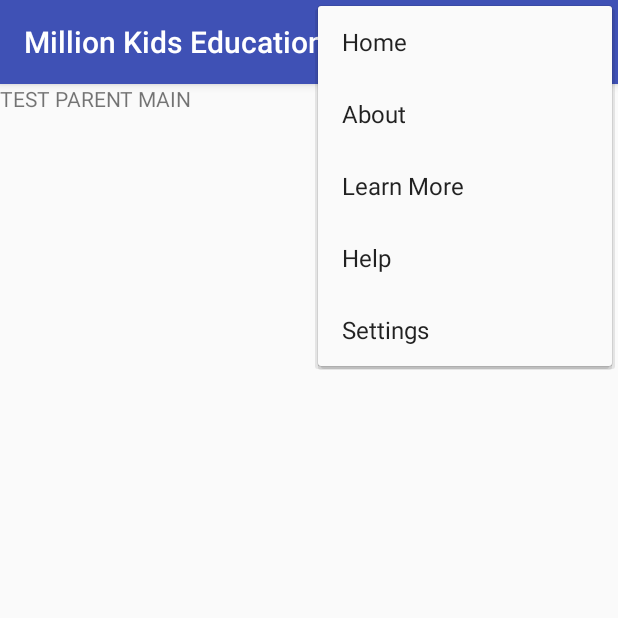
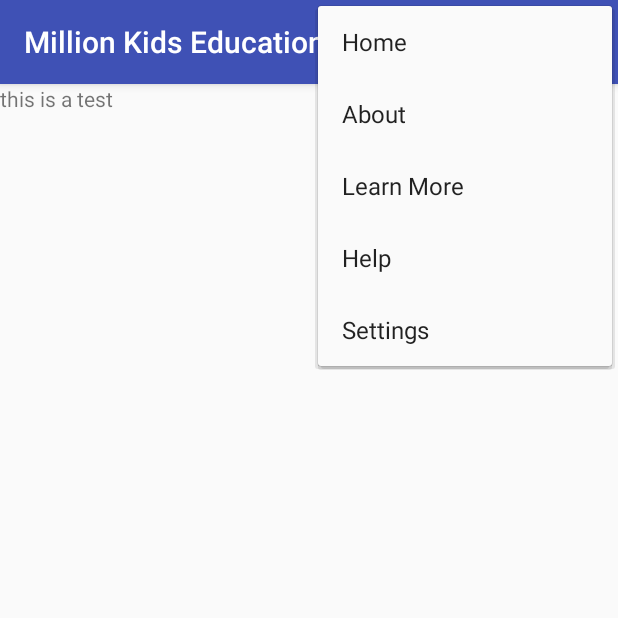
Before and after one commit to packerfan626/191_a_b_senior_design_w2017, an Android app: the ParentHome screen opened directly, with no data from a screen before it, with the options menu open, on a phone screen of 412 x 824 dp, the top half of it. Run offline under Robolectric (Android 15) with nearby library versions, the phone set to English and light mode, and no system bars.

Commit message:
Content class

```diff
--- /dev/null
+++ b/app/src/main/java/millionkids/millionkidseducation/Parent/Content.java
@@ -0,0 +1,19 @@
+package millionkids.millionkidseducation.Parent;
+
+/**
+ * Created by walki on 3/30/2017.
+ */
+
+public class Content
+{
+    private String currContent = "";
+
+    public Content() { }
+
+    //create methods per informational contents
+    public String homeContent()
+    {
+        currContent = "this is a test";
+        return currContent;
+    }
+}
--- a/app/src/main/java/millionkids/millionkidseducation/Parent/ParentHome.java
+++ b/app/src/main/java/millionkids/millionkidseducation/Parent/ParentHome.java
@@ -5,6 +5,7 @@ import android.support.v7.app.AppCompatActivity;
 import android.os.Bundle;
 import android.view.MenuInflater;
 import android.view.MenuItem;
+import android.widget.TextView;
 
 import millionkids.millionkidseducation.R;
 import millionkids.millionkidseducation.menuUI.About;
@@ -14,10 +15,16 @@ import millionkids.millionkidseducation.menuUI.Settings;
 
 public class ParentHome extends AppCompatActivity {
 
+    //class that handles all the parent information
+    Content con = new Content();
+
     @Override
     protected void onCreate(Bundle savedInstanceState) {
         super.onCreate(savedInstanceState);
         setContentView(R.layout.activity_parent_home);
+
+        final TextView tvWord = (TextView) findViewById(R.id.tvParent);
+        tvWord.setText(con.homeContent());
     }
 
     //Menu option BEGINS
--- a/app/src/main/res/layout/activity_parent_home.xml
+++ b/app/src/main/res/layout/activity_parent_home.xml
@@ -7,7 +7,7 @@
     tools:context="millionkids.millionkidseducation.Parent.ParentHome">
 
     <TextView
-        android:id="@+id/textView2"
+        android:id="@+id/tvParent"
         android:layout_width="348dp"
         android:layout_height="65dp"
         android:text="TEST PARENT MAIN"
```
